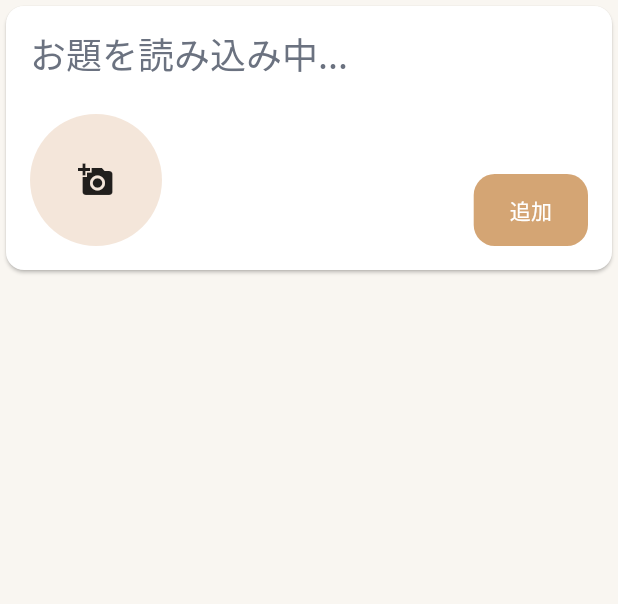
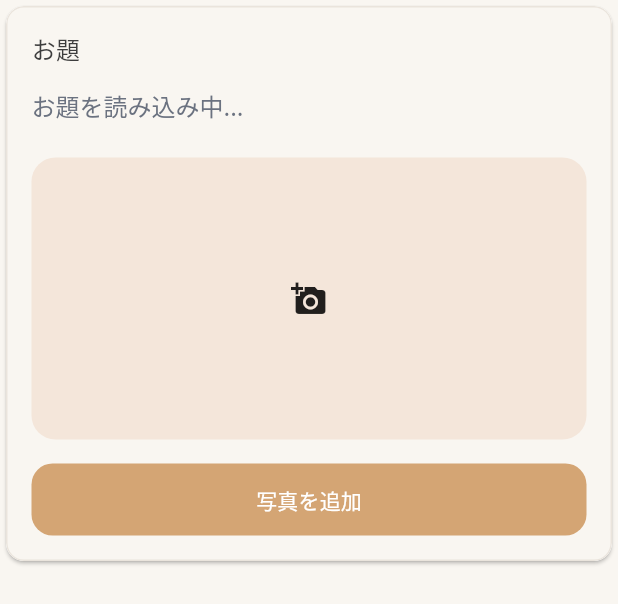
Before and after one commit to Zudah228/pampers_3rd_tfh_2025, a Flutter app: the AddPhoto widget shown alone on an empty page, opened directly, on a phone screen of 412 x 824 dp. Shown: the top 604 px of the screen. Run offline on Flutter 3.47's test engine with Material 3 defaults, Android fonts, the phone set to English and light mode, and no system bars; our stand-ins replace clock, cloud_firestore, cloud_functions, custom_refresh_indicator, extended_image, figma_squircle and 13 more; missing offline and left inert: hashlib, simple_logger; accounts and stored records are empty; generated files the repository leaves out were written again.

Commit message:
ルーム画面修正 (#17)

```diff
--- a/lib/features/photo/components/add_photo.dart
+++ b/lib/features/photo/components/add_photo.dart
@@ -5,6 +5,7 @@ import 'package:app/core/app/components/form/image/image_field.dart';
 import 'package:app/core/app/components/form/image/image_field_value.dart';
 import 'package:app/core/app/components/full_screen_loading_indicator.dart';
 import 'package:app/core/app/components/layout/layout.dart';
+import 'package:app/core/app/theme/app_colors.dart';
 import 'package:app/core/exceptions/message_exception.dart';
 import 'package:app/features/photo/use_cases/add_photo_use_case.dart';
 import 'package:app/features/room/providers/my_room_provider.dart';
@@ -20,6 +21,8 @@ class AddPhoto extends ConsumerStatefulWidget {
 
 class _AddPhotoState extends ConsumerState<AddPhoto> {
   ImageFieldValue? _value;
+  bool _isAlreadyRegistered = false;
+  bool _isLoading = false;
 
   Uint8List? get _image => switch (_value) {
     null || StoragePathImageValue() => null,
@@ -31,7 +34,15 @@ class _AddPhotoState extends ConsumerState<AddPhoto> {
     final room = ref.watch(myRoomProvider).value;
 
     return Card(
-      child: SizedBox(
+      child: Container(
+        decoration: BoxDecoration(
+          color: AppColors.cream,
+          borderRadius: BorderRadius.circular(12),
+          border: Border.all(
+            color: AppColors.lightBeige,
+            width: 1,
+          ),
+        ),
         width: double.infinity,
         child: Padding(
           padding: const EdgeInsets.all(16),
@@ -39,26 +50,61 @@ class _AddPhotoState extends ConsumerState<AddPhoto> {
             crossAxisAlignment: CrossAxisAlignment.start,
             mainAxisSize: MainAxisSize.min,
             children: [
+              Text(
+                'お題',
+                style: TextStyle(
+                  fontSize: 16,
+                  fontWeight: FontWeight.w500,
+                  color: AppColors.charcoal,
+                ),
+              ),
+              const SizedBox(height: 16),
               Headline2(
-                child: Text(room?.getTodaySubject() ?? 'お題を読み込み中...'),
+                child: Text(
+                  room?.getTodaySubject() ?? 'お題を読み込み中...',
+                  style: TextStyle(
+                    fontSize: 16,
+                    fontWeight: FontWeight.w500,
+                    color: AppColors.slateGray,
+                  ),
+                ),
               ),
               const SizedBox(height: 8),
-              // 写真で回答
-              Row(
-                crossAxisAlignment: CrossAxisAlignment.end,
-                mainAxisAlignment: MainAxisAlignment.spaceBetween,
-                children: [
-                  ImageField(
+              LayoutBuilder(
+                builder: (context, constraints) {
+                  return ImageField(
                     value: [?_value],
                     onChanged: (value) {
                       setState(() {
                         _value = value.firstOrNull;
+                        _isAlreadyRegistered = false;
                       });
                     },
+                    width: constraints.maxWidth,
+                    height: 188,
+                    decoration: BoxDecoration(
+                      color: Theme.of(
+                        context,
+                      ).colorScheme.surfaceContainerHigh,
+                      borderRadius: BorderRadius.circular(16),
                     ),
-                  PrimaryButton(
-                    onPressed: () {
-                      FullScreenLoadingIndicator.show(() async {
+                  );
+                },
+              ),
+              const SizedBox(height: 16),
+              Center(
+                child: SizedBox(
+                  width: double.infinity,
+                  child: PrimaryButton(
+                    onPressed: _isLoading || _isAlreadyRegistered
+                        ? null
+                        : () async {
+                            setState(() {
+                              _isLoading = true;
+                              _isAlreadyRegistered = false;
+                            });
+
+                            try {
                               final data = _image;
 
                               if (data == null) {
@@ -77,12 +123,53 @@ class _AddPhotoState extends ConsumerState<AddPhoto> {
                               // 成功したら画像をクリア
                               setState(() {
                                 _value = null;
+                                _isLoading = false;
                               });
+                            } on MessageException catch (e) {
+                              // 登録済みの場合の特別処理
+                              if (e.message == 'この日付の写真は既に登録済みです') {
+                                setState(() {
+                                  _isAlreadyRegistered = true;
+                                  _isLoading = false;
                                 });
+                              } else {
+                                // その他のエラーはスナックバーを表示
+                                FullScreenLoadingIndicator.show(() async {
+                                  throw e;
+                                });
+                                setState(() {
+                                  _isLoading = false;
+                                });
+                              }
+                            } catch (e) {
+                              // その他のエラーは通常のエラーハンドリング
+                              FullScreenLoadingIndicator.show(() async {
+                                throw e is Exception
+                                    ? e
+                                    : Exception(e.toString());
+                              });
+                              setState(() {
+                                _isLoading = false;
+                              });
+                            }
                           },
-                    child: const Text('追加'),
+                    backgroundColor: _isAlreadyRegistered
+                        ? AppColors.slateGray
+                        : null,
+                    child: _isLoading
+                        ? const SizedBox(
+                            width: 16,
+                            height: 16,
+                            child: CircularProgressIndicator(
+                              strokeWidth: 2,
+                              valueColor: AlwaysStoppedAnimation<Color>(
+                                Colors.white,
                               ),
-                ],
+                            ),
+                          )
+                        : Text(_isAlreadyRegistered ? '投稿完了' : '写真を追加'),
+                  ),
+                ),
               ),
             ],
           ),
--- a/pubspec.yaml
+++ b/pubspec.yaml
@@ -61,6 +61,7 @@ flutter:
   assets:
     - assets/fonts/Noto_Sans_JP/
     - assets/fonts/Noto_Sans_JP/static/
+    - assets/app_icons/
   fonts:
     - family: Noto Sans JP
       fonts:
```
Also changed, not shown: lib/features/home/pages/home_page.dart (+52 -11 lines), assets/app_icons/album_icon.png (added). Lines whose indentation alone changed are shown as unchanged.
